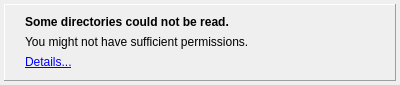
This is src/panel-message.ui in shundhammer/qdirstat as Qt 5 draws it before an edit. The edited form follows.
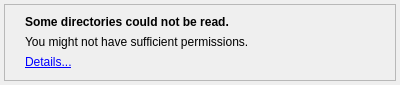
This is the edited form. Icons and pictures are not drawn.

Commit message: Added infrastructure for showing panel messages

Patch:
```diff
--- a/src/panel-message.ui
+++ b/src/panel-message.ui
@@ -32,7 +32,7 @@
    <item>
     <widget class="QFrame" name="frame">
      <property name="frameShape">
-      <enum>QFrame::Panel</enum>
+      <enum>QFrame::StyledPanel</enum>
      </property>
      <property name="frameShadow">
       <enum>QFrame::Raised</enum>
```
Left out of the diff: 6 changed lines with no effect on the pictures. The commit also changes 7 other files.
